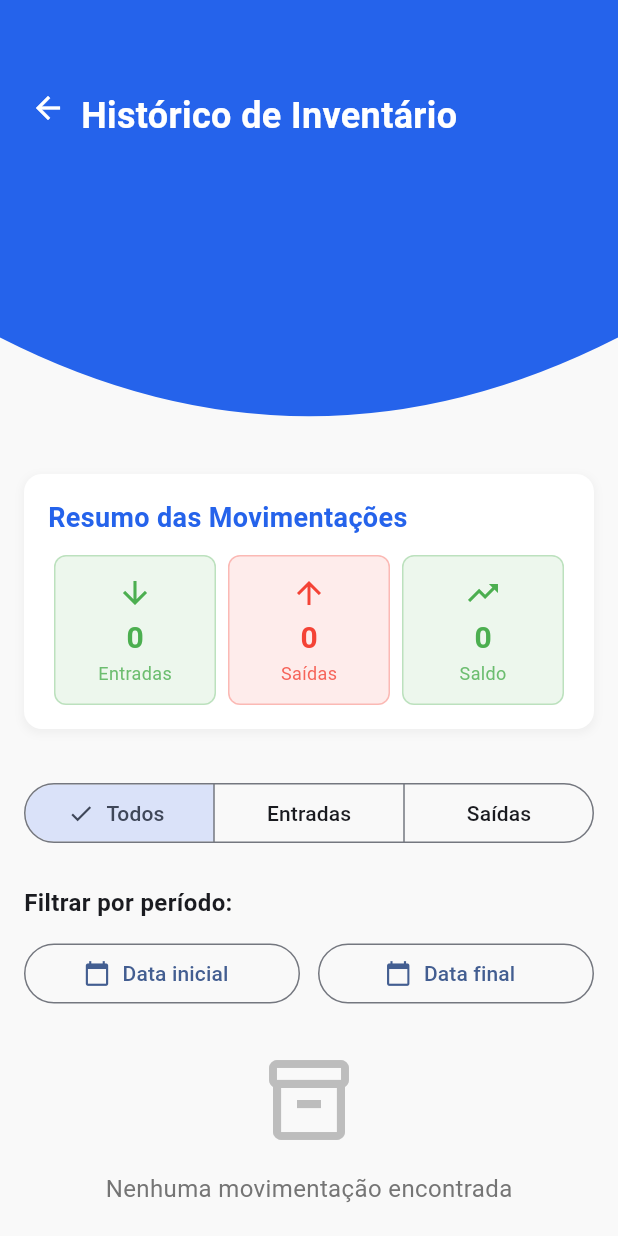
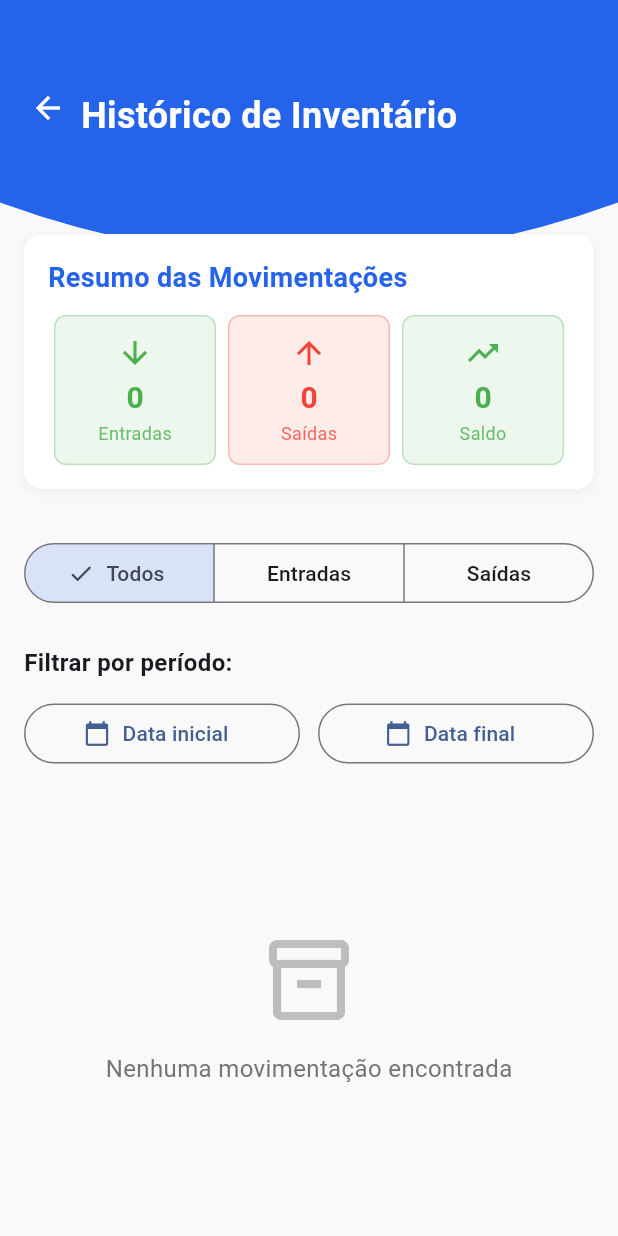
Before and after one commit to Sync-FATEC/API-5-FRONT, a Flutter app: the InventoryHistoryScreen screen opened directly, on a phone screen of 412 x 824 dp. Run offline on Flutter 3.47's test engine with Material 3 defaults, Android fonts, the phone set to English and light mode, and no system bars; our stand-ins replace firebase_auth, firebase_core, flutter_dotenv, printing, qr_flutter, screenshot and 1 more; missing offline and left inert: image_gallery_saver_plus, mobile_scanner; accounts and stored records are empty; network calls fail.

Commit message:
feat: adjust header height and change layout to stack in inventory history screen

```diff
--- a/src/lib/ui/views/inventory/inventory_history_screen.dart
+++ b/src/lib/ui/views/inventory/inventory_history_screen.dart
@@ -51,7 +51,7 @@ class _InventoryHistoryScreenState extends State<InventoryHistoryScreen> {
     return ClipPath(
       clipper: _HeaderClipper(),
       child: Container(
-        height: 300,
+        height: 180,
         width: double.infinity,
         decoration: const BoxDecoration(color: Color(0xFF2563EB)),
         child: Padding(
@@ -97,11 +97,15 @@ class _InventoryHistoryScreenState extends State<InventoryHistoryScreen> {
     return ChangeNotifierProvider.value(
       value: _viewModel,
       child: Scaffold(
-        body: Column(
+        body: Stack(
           children: [
+            // Fundo azul curvado
             _buildCustomHeader(),
-            Expanded(
-              child: Consumer<InventoryHistoryViewModel>(
+            // Conteúdo sobreposto ao fundo azul (como nas outras telas)
+            Padding(
+              padding: const EdgeInsets.only(top: 140.0),
+              child: SizedBox.expand(
+                child: Consumer<InventoryHistoryViewModel>(
                 builder: (context, viewModel, child) {
                   if (viewModel.isLoading) {
                     return const Center(
@@ -162,6 +166,7 @@ class _InventoryHistoryScreenState extends State<InventoryHistoryScreen> {
                     ],
                   );
                 },
+                ),
               ),
             ),
           ],
```
